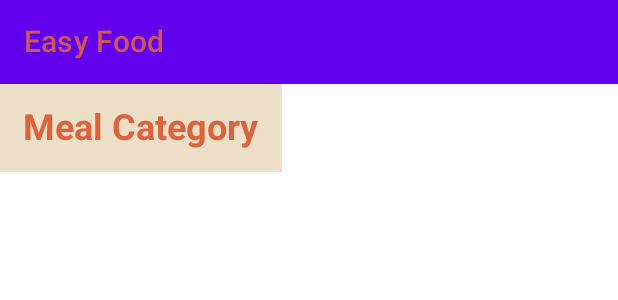
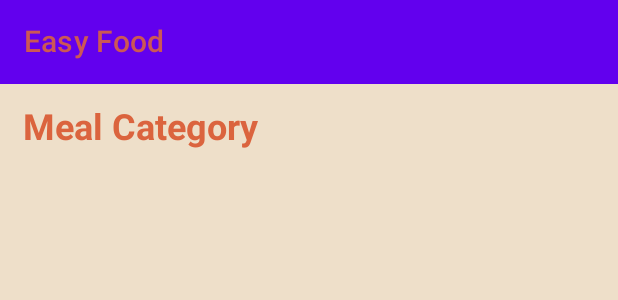
Before and after one commit to sabinbabu/Easy-Food, an Android app built with Jetpack Compose: the @Preview function MealsCategoryPreview, on a phone screen of 412 x 824 dp. Shown: the top 300 px of the screen. Run offline under Robolectric (Android 15) with nearby library versions, the phone set to English and light mode, and no system bars; network calls fail; pictures from the network do not load; 1 statement that could not run was skipped.

Commit message:
ui revamped

```diff
--- a/app/src/main/java/com/binwin/easyfood/ui/meals/categoryScreen/MealsCategoryScreen.kt
+++ b/app/src/main/java/com/binwin/easyfood/ui/meals/categoryScreen/MealsCategoryScreen.kt
@@ -3,10 +3,7 @@ package com.binwin.easyfood.ui.meals.categoryScreen
 import android.util.Log
 import androidx.compose.foundation.background
 import androidx.compose.foundation.clickable
-import androidx.compose.foundation.layout.Column
-import androidx.compose.foundation.layout.height
-import androidx.compose.foundation.layout.padding
-import androidx.compose.foundation.layout.size
+import androidx.compose.foundation.layout.*
 import androidx.compose.foundation.lazy.grid.GridCells
 import androidx.compose.foundation.lazy.grid.LazyVerticalGrid
 import androidx.compose.foundation.shape.RoundedCornerShape
@@ -35,7 +32,11 @@ fun MealsCategoryScreen(navHostController: NavHostController?) {
 
     Scaffold(topBar = { AppBar(icon = null, title = EASY_FOOD) {} }) {
 
-        Column(modifier = Modifier.background(Background)) {
+        Surface(
+            modifier = Modifier.fillMaxSize(),
+            color = Background
+        ){
+            Column() {
                 Text(
                     text = "Meal Category",
                     fontWeight = FontWeight.Bold,
@@ -47,6 +48,7 @@ fun MealsCategoryScreen(navHostController: NavHostController?) {
                     items(meals.size) { it ->
                         MealCategory(meals[it]) {
                             navHostController!!.navigate(MEALS_SINGLE_CATEGORY + meals[it].name)
+                        }
                     }
                 }
             }
--- a/app/src/main/java/com/binwin/easyfood/ui/meals/recipeScreen/RecipeScreen.kt
+++ b/app/src/main/java/com/binwin/easyfood/ui/meals/recipeScreen/RecipeScreen.kt
@@ -41,7 +41,6 @@ fun RecipeScreen(
             title = null
         ) { navHostController!!.navigateUp() }
     }) {
-
         Surface(
             modifier = Modifier.fillMaxSize(),
             color = Background
```
Also changed, not shown: app/src/main/java/com/binwin/easyfood/ui/meals/singleCategoryScreen/MealsSingleCategoryScreen.kt (+5 -2 lines). Lines whose indentation alone changed are shown as unchanged.
